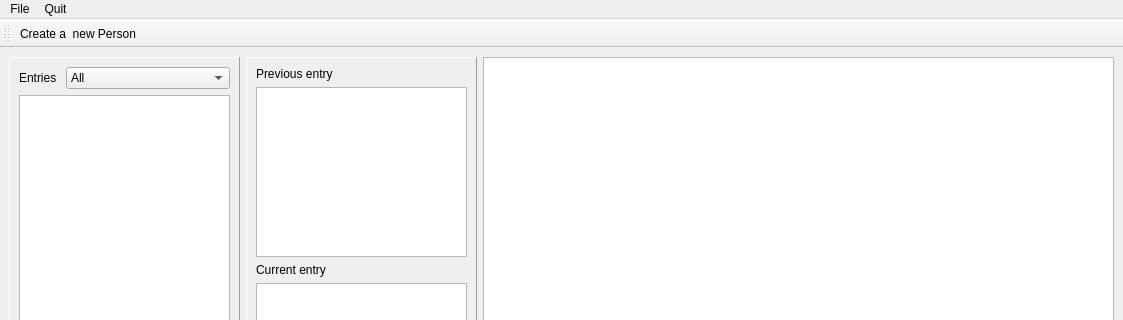
Learning-from-our-past/kaira-core, file dataprocessing/qtgui/layouts/mainwindow.ui: the form before one commit; both pictures show x 0 to 1123 and y 0 to 320 of the 1123 by 694 pixel window.
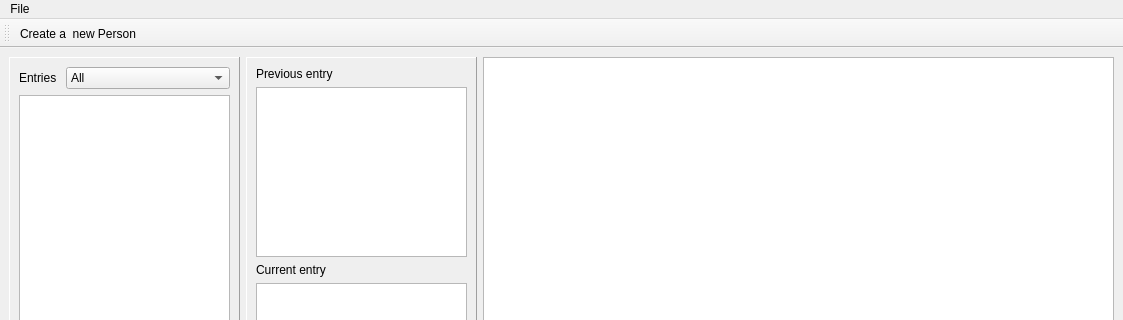
The form after the commit. Custom widgets are drawn as their Qt base class.

Commit message: - Small fix concerning <sup> tags in html to xml conversion - Removed Quit button from gui

What changed in the file:
```diff
--- a/dataprocessing/qtgui/layouts/mainwindow.ui
+++ b/dataprocessing/qtgui/layouts/mainwindow.ui
@@ -215,13 +215,7 @@
     <addaction name="menuExport"/>
     <addaction name="menuImport"/>
    </widget>
-   <widget class="QMenu" name="menuQuit">
-    <property name="title">
-     <string>Quit</string>
-    </property>
-   </widget>
    <addaction name="menuFile"/>
-   <addaction name="menuQuit"/>
   </widget>
   <widget class="QStatusBar" name="statusbar"/>
   <widget class="QToolBar" name="toolBar">
```
The commit also changes 3 other files.
